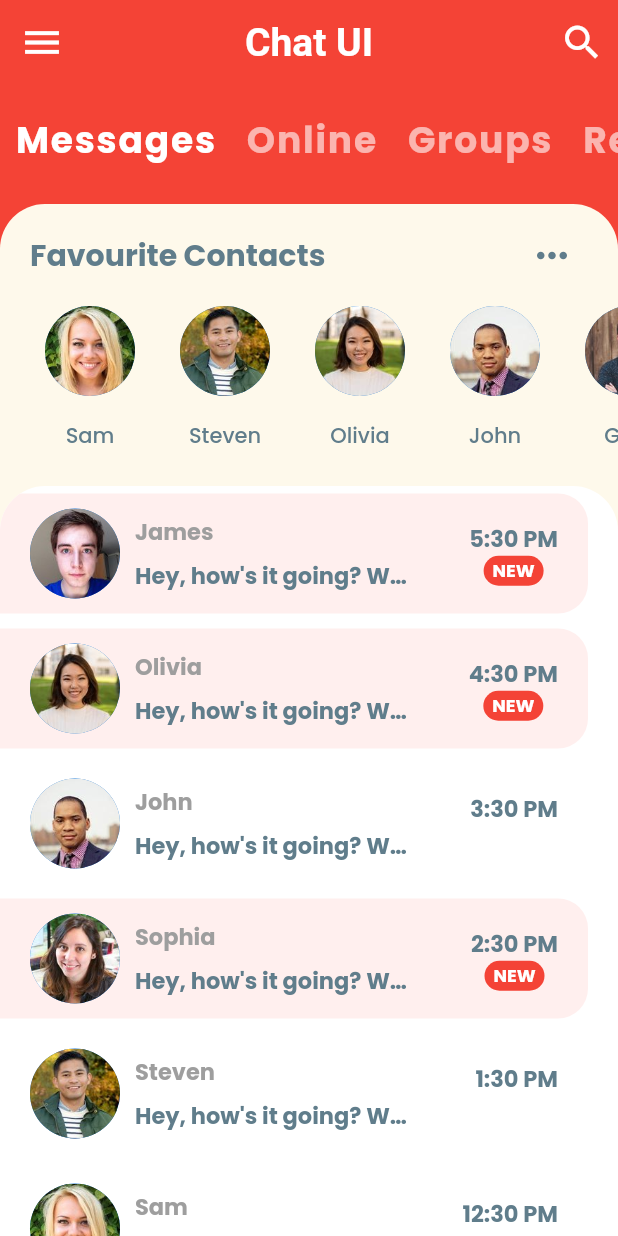
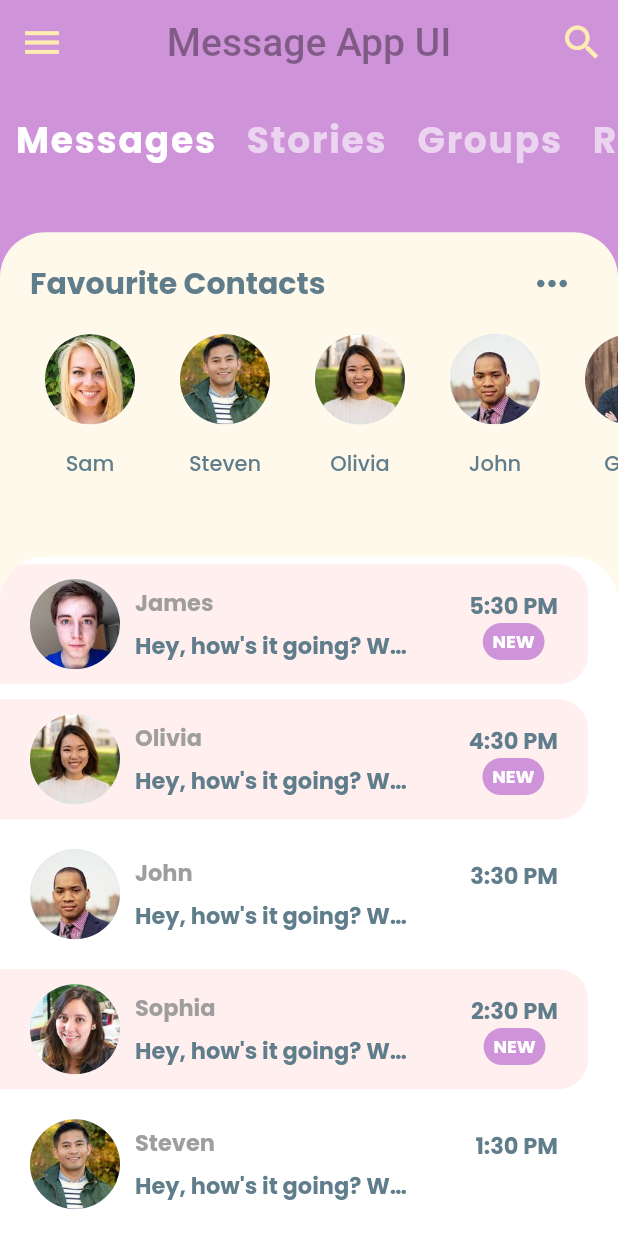
Before and after one commit to ArnobMahmud/Chat-App-UI, a Flutter app: the screen it shows after launch, on a phone screen of 412 x 824 dp. Run offline on Flutter 3.47's test engine with Material 2 defaults, Android fonts, the phone set to English and light mode, and no system bars; our stand-ins replace google_fonts.

Commit message:
size/screen ratio updated

```diff
--- a/lib/main.dart
+++ b/lib/main.dart
@@ -10,12 +10,12 @@ class MyApp extends StatelessWidget {
   Widget build(BuildContext context) {
     return MaterialApp(
       debugShowCheckedModeBanner: false,
-      title: 'Chat UI',
+      title: 'Message App UI',
       theme: ThemeData(
         textTheme: GoogleFonts.poppinsTextTheme(
           Theme.of(context).textTheme,
         ),
-        primaryColor: Colors.red,
+        primaryColor: Colors.purple[200],
         accentColor: Color(0xFFFEF9EB),
         visualDensity: VisualDensity.adaptivePlatformDensity,
       ),
--- a/lib/screens/home-page.dart
+++ b/lib/screens/home-page.dart
@@ -14,18 +14,18 @@ class _HomePageState extends State<HomePage> {
   @override
   Widget build(BuildContext context) {
     return Scaffold(
-      backgroundColor: Colors.red,
+      backgroundColor: Colors.purple[200],
       appBar: AppBar(
         elevation: 0.0,
         title: Text(
-          "Chat UI",
-          style: TextStyle(fontSize: 26.0, fontWeight: FontWeight.bold),
+          "Message App UI",
+          style: TextStyle(fontSize: 26.0, color: Colors.black38),
         ),
         leading: IconButton(
           icon: Icon(
             Icons.menu,
             size: 30.0,
-            color: Colors.white,
+            color: Colors.amber[100],
           ),
           onPressed: () {},
         ),
@@ -34,7 +34,7 @@ class _HomePageState extends State<HomePage> {
             icon: Icon(
               Icons.search,
               size: 30.0,
-              color: Colors.white,
+              color: Colors.amber[100],
             ),
             onPressed: () {},
           ),
@@ -46,7 +46,6 @@ class _HomePageState extends State<HomePage> {
           CategorySelector(),
           Expanded(
             child: Container(
-              height: 500.0,
               decoration: BoxDecoration(
                   borderRadius: BorderRadius.only(
                       topLeft: Radius.circular(30.0),
--- a/lib/widgets/category-selector.dart
+++ b/lib/widgets/category-selector.dart
@@ -8,14 +8,17 @@ class CategorySelector extends StatefulWidget {
 }
 
 class _CategorySelectorState extends State<CategorySelector> {
-  final List<String> categories = ["Messages", "Online", "Groups", "Requests"];
+  final List<String> categories = ["Messages", "Stories", "Groups", "Requests"];
   int selectedIndex = 0;
 
   @override
   Widget build(BuildContext context) {
+    var height = MediaQuery.of(context).size.height;
+    var width = MediaQuery.of(context).size.width;
     return Container(
-        height: 80.0,
-        color: Colors.red,
+        height: height * .12,
+        width: width * 1,
+        color: Colors.purple[200],
         child: ListView.builder(
             scrollDirection: Axis.horizontal,
             itemCount: categories.length,
--- a/lib/widgets/chats.dart
+++ b/lib/widgets/chats.dart
@@ -6,7 +6,6 @@ class RecentChats extends StatelessWidget {
   Widget build(BuildContext context) {
     return Expanded(
       child: Container(
-        height: 300.0,
         decoration: BoxDecoration(
           color: Colors.white,
           borderRadius: BorderRadius.only(
@@ -77,11 +76,14 @@ class RecentChats extends StatelessWidget {
                               fontWeight: FontWeight.bold),
                         ),
                         Container(
-                          height: 20.0,
-                          width: 40.0,
+                          height: MediaQuery.of(context).size.height * 0.03,
+                          width: MediaQuery.of(context).size.width * 0.1,
                           decoration: BoxDecoration(
-                              color: chat.unread ? Colors.red : Colors.white,
+                              color: chat.unread
+                                  ? Colors.purple[200]
+                                  : Colors.white,
                               borderRadius: BorderRadius.circular(20.0)),
+                          child: Center(
                             child: Text(
                               'NEW',
                               style: TextStyle(
@@ -89,7 +91,8 @@ class RecentChats extends StatelessWidget {
                                   fontSize: 12.0,
                                   fontWeight: FontWeight.bold),
                             ),
-                          alignment: Alignment.center,
+                          ),
+                          // alignment: Alignment.center,
                         ),
                       ],
                     )
--- a/lib/widgets/favourite_contacts.dart
+++ b/lib/widgets/favourite_contacts.dart
@@ -31,7 +31,7 @@ class FavouriteContacts extends StatelessWidget {
             ),
           ),
           Container(
-            height: 120.0,
+            height: MediaQuery.of(context).size.height * .18,
             child: ListView.builder(
               padding: EdgeInsets.only(left: 10.0),
               scrollDirection: Axis.horizontal,
@@ -45,7 +45,8 @@ class FavouriteContacts extends StatelessWidget {
                         padding: const EdgeInsets.all(10.0),
                         child: CircleAvatar(
                           radius: 30.0,
-                          backgroundImage: AssetImage(favorites[index].imageUrl),
+                          backgroundImage:
+                             AssetImage(favorites[index].imageUrl),
                         ),
                       ),
                       SizedBox(
@@ -53,7 +54,8 @@ class FavouriteContacts extends StatelessWidget {
                       ),
                       Text(
                         favorites[index].name,
-                        style: TextStyle(color: Colors.blueGrey, fontWeight: FontWeight.w500),
+                        style: TextStyle(color: Colors.blueGrey,
+                        fontWeight: FontWeight.w500),
                       ),
                     ],
                   ),
```
Also changed, not shown: pubspec.lock. Lines whose indentation alone changed are shown as unchanged.
